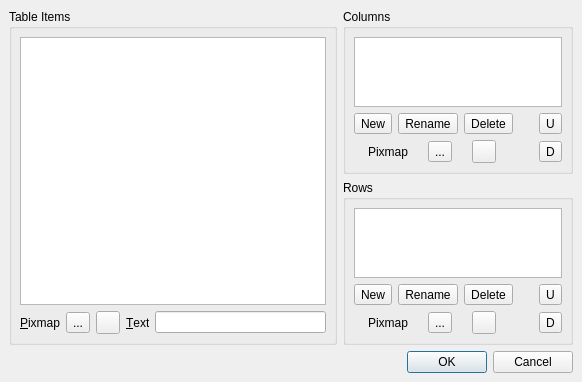
Above: qtopiacore/qt/tools/designer/src/components/taskmenu/tablewidgeteditor.ui from muromec/qtopia-ezx before the change. Below: the same form after it.
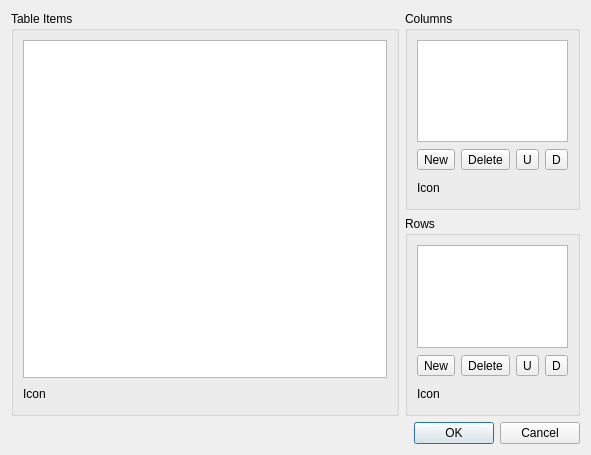
That is the form after the change. Custom widgets are drawn as their Qt base class.

Diff of the .ui file:
```diff
--- a/qtopiacore/qt/tools/designer/src/components/taskmenu/tablewidgeteditor.ui
+++ b/qtopiacore/qt/tools/designer/src/components/taskmenu/tablewidgeteditor.ui
@@ -47,313 +47,103 @@
    <rect>
     <x>0</x>
     <y>0</y>
-    <width>582</width>
-    <height>366</height>
+    <width>591</width>
+    <height>455</height>
    </rect>
   </property>
   <property name="windowTitle" >
    <string>Edit Table Widget</string>
   </property>
-  <layout class="QGridLayout" >
-   <property name="margin" >
-    <number>9</number>
-   </property>
-   <property name="spacing" >
-    <number>6</number>
-   </property>
-   <item row="2" column="0" colspan="2" >
-    <widget class="QDialogButtonBox" name="buttonBox" >
-     <property name="orientation" >
-      <enum>Qt::Horizontal</enum>
-     </property>
-     <property name="standardButtons" >
-      <set>QDialogButtonBox::Cancel|QDialogButtonBox::NoButton|QDialogButtonBox::Ok</set>
-     </property>
-    </widget>
-   </item>
-   <item row="1" column="1" >
-    <widget class="QGroupBox" name="rowsBox" >
-     <property name="title" >
-      <string>Rows</string>
-     </property>
-     <layout class="QGridLayout" >
-      <property name="margin" >
-       <number>8</number>
-      </property>
-      <property name="spacing" >
-       <number>6</number>
-      </property>
-      <item row="2" column="1" >
-       <widget class="QToolButton" name="moveRowDownButton" >
-        <property name="toolTip" >
-         <string>Move Row Down</string>
-        </property>
-        <property name="text" >
-         <string>D</string>
-        </property>
-       </widget>
-      </item>
-      <item row="1" column="1" >
-       <widget class="QToolButton" name="moveRowUpButton" >
-        <property name="toolTip" >
-         <string>Move Row Up</string>
-        </property>
-        <property name="text" >
-         <string>U</string>
-        </property>
-       </widget>
-      </item>
-      <item row="0" column="0" colspan="2" >
-       <widget class="QListWidget" name="rowsListWidget" >
-        <property name="sizePolicy" >
-         <sizepolicy>
-          <hsizetype>13</hsizetype>
-          <vsizetype>7</vsizetype>
-          <horstretch>0</horstretch>
-          <verstretch>0</verstretch>
-         </sizepolicy>
-        </property>
-        <property name="focusPolicy" >
-         <enum>Qt::TabFocus</enum>
-        </property>
-        <property name="toolTip" >
-         <string>Table Rows</string>
-        </property>
-       </widget>
-      </item>
-      <item row="1" column="0" >
-       <layout class="QHBoxLayout" >
-        <property name="margin" >
-         <number>0</number>
-        </property>
-        <property name="spacing" >
-         <number>6</number>
-        </property>
-        <item>
-         <widget class="QToolButton" name="newRowButton" >
-          <property name="toolTip" >
-           <string>New Row</string>
-          </property>
-          <property name="text" >
-           <string>New</string>
-          </property>
-         </widget>
-        </item>
-        <item>
-         <widget class="QToolButton" name="renameRowButton" >
-          <property name="toolTip" >
-           <string>Rename Row</string>
-          </property>
-          <property name="text" >
-           <string>Rename</string>
-          </property>
-         </widget>
-        </item>
-        <item>
-         <widget class="QToolButton" name="deleteRowButton" >
-          <property name="toolTip" >
-           <string>Delete Row</string>
-          </property>
-          <property name="text" >
-           <string>Delete</string>
-          </property>
-         </widget>
-        </item>
-        <item>
-         <spacer>
-          <property name="orientation" >
-           <enum>Qt::Horizontal</enum>
-          </property>
-          <property name="sizeType" >
-           <enum>QSizePolicy::Ignored</enum>
-          </property>
-          <property name="sizeHint" >
-           <size>
-            <width>20</width>
-            <height>10</height>
-           </size>
-          </property>
-         </spacer>
-        </item>
-       </layout>
-      </item>
-      <item row="2" column="0" >
-       <layout class="QHBoxLayout" >
-        <property name="margin" >
-         <number>0</number>
-        </property>
-        <property name="spacing" >
-         <number>6</number>
-        </property>
-        <item>
-         <widget class="QLabel" name="pixmapRowLabel" >
-          <property name="sizePolicy" >
-           <sizepolicy>
-            <hsizetype>0</hsizetype>
-            <vsizetype>5</vsizetype>
-            <horstretch>0</horstretch>
-            <verstretch>0</verstretch>
-           </sizepolicy>
-          </property>
-          <property name="text" >
-           <string>Pixmap</string>
-          </property>
-         </widget>
-        </item>
-        <item>
-         <widget class="QToolButton" name="previewPixmapRowButton" >
-          <property name="toolTip" >
-           <string>Set Row Pixmap</string>
-          </property>
-          <property name="text" >
-           <string>...</string>
-          </property>
-         </widget>
-        </item>
-        <item>
-         <widget class="QToolButton" name="deletePixmapRowButton" >
-          <property name="toolTip" >
-           <string>Reset Row Pixmap</string>
-          </property>
-          <property name="text" >
-           <string/>
-          </property>
-         </widget>
-        </item>
-        <item>
-         <spacer>
-          <property name="orientation" >
-           <enum>Qt::Horizontal</enum>
-          </property>
-          <property name="sizeType" >
-           <enum>QSizePolicy::Ignored</enum>
-          </property>
-          <property name="sizeHint" >
-           <size>
-            <width>20</width>
-            <height>10</height>
-           </size>
-          </property>
-         </spacer>
-        </item>
-       </layout>
-      </item>
-     </layout>
-    </widget>
-   </item>
-   <item rowspan="2" row="0" column="0" >
+  <layout class="QGridLayout" name="gridLayout_4" >
+   <item row="0" column="0" >
     <widget class="QGroupBox" name="itemsBox" >
      <property name="title" >
       <string>Table Items</string>
      </property>
-     <layout class="QGridLayout" >
-      <property name="margin" >
-       <number>8</number>
-      </property>
-      <property name="spacing" >
-       <number>6</number>
-      </property>
-      <item row="1" column="3" >
-       <widget class="QLabel" name="textLabel" >
-        <property name="sizePolicy" >
-         <sizepolicy>
-          <hsizetype>0</hsizetype>
-          <vsizetype>5</vsizetype>
-          <horstretch>0</horstretch>
-          <verstretch>0</verstretch>
-         </sizepolicy>
-        </property>
-        <property name="text" >
-         <string>&amp;Text</string>
-        </property>
-        <property name="buddy" >
-         <cstring>itemTextLineEdit</cstring>
-        </property>
-       </widget>
-      </item>
-      <item row="1" column="4" >
-       <widget class="QLineEdit" name="itemTextLineEdit" >
-        <property name="sizePolicy" >
-         <sizepolicy>
-          <hsizetype>7</hsizetype>
-          <vsizetype>4</vsizetype>
-          <horstretch>0</horstretch>
-          <verstretch>0</verstretch>
-         </sizepolicy>
-        </property>
-        <property name="toolTip" >
-         <string>Set Item Text</string>
-        </property>
-       </widget>
-      </item>
-      <item row="1" column="2" >
-       <widget class="QToolButton" name="deletePixmapItemButton" >
-        <property name="toolTip" >
-         <string>Reset Item Pixmap</string>
-        </property>
-        <property name="text" >
-         <string/>
-        </property>
-       </widget>
-      </item>
-      <item row="1" column="1" >
-       <widget class="QToolButton" name="previewPixmapItemButton" >
-        <property name="toolTip" >
-         <string>Set Item Pixmap</string>
-        </property>
-        <property name="text" >
-         <string>...</string>
-        </property>
-       </widget>
-      </item>
-      <item row="1" column="0" >
-       <widget class="QLabel" name="pixmapLabel" >
-        <property name="sizePolicy" >
-         <sizepolicy>
-          <hsizetype>0</hsizetype>
-          <vsizetype>5</vsizetype>
-          <horstretch>0</horstretch>
-          <verstretch>0</verstretch>
-         </sizepolicy>
-        </property>
-        <property name="text" >
-         <string>&amp;Pixmap</string>
-        </property>
-        <property name="buddy" >
-         <cstring>previewPixmapItemButton</cstring>
-        </property>
-       </widget>
-      </item>
-      <item row="0" column="0" colspan="5" >
+     <layout class="QGridLayout" name="gridLayout" >
+      <item row="0" column="0" >
        <widget class="QTableWidget" name="tableWidget" >
         <property name="toolTip" >
          <string>Table Items</string>
         </property>
        </widget>
       </item>
-     </layout>
+      <item row="1" column="0" >
+       <layout class="QHBoxLayout" name="horizontalLayout_5" >
+        <item>
+         <widget class="QLabel" name="label_3" >
+          <property name="text" >
+           <string>Icon</string>
+          </property>
+         </widget>
+        </item>
+        <item>
+         <widget class="qdesigner_internal::IconSelector" native="1" name="itemIconSelector" />
+        </item>
+        <item>
+         <spacer name="horizontalSpacer" >
+          <property name="orientation" >
+           <enum>Qt::Horizontal</enum>
+          </property>
+          <property name="sizeHint" stdset="0" >
+           <size>
+            <width>40</width>
+            <height>20</height>
+           </size>
+          </property>
+         </spacer>
+        </item>
+       </layout>
+      </item>
+     </layout>
+    </widget>
+   </item>
+   <item row="1" column="0" colspan="2" >
+    <widget class="QDialogButtonBox" name="buttonBox" >
+     <property name="orientation" >
+      <enum>Qt::Horizontal</enum>
+     </property>
+     <property name="standardButtons" >
+      <set>QDialogButtonBox::Cancel|QDialogButtonBox::Ok</set>
+     </property>
     </widget>
    </item>
    <item row="0" column="1" >
+    <widget class="QWidget" native="1" name="widget" >
+     <property name="sizePolicy" >
+      <sizepolicy vsizetype="Preferred" hsizetype="Fixed" >
+       <horstretch>0</horstretch>
+       <verstretch>0</verstretch>
+      </sizepolicy>
+     </property>
+     <layout class="QVBoxLayout" name="verticalLayout" >
+      <property name="margin" >
+       <number>0</number>
+      </property>
+      <item>
     <widget class="QGroupBox" name="columnsBox" >
      <property name="title" >
       <string>Columns</string>
      </property>
-     <layout class="QGridLayout" >
-      <property name="margin" >
-       <number>8</number>
-      </property>
-      <property name="spacing" >
-       <number>6</number>
-      </property>
+        <layout class="QGridLayout" name="gridLayout_2" >
+         <item row="0" column="0" >
+          <widget class="QListWidget" name="columnsListWidget" >
+           <property name="sizePolicy" >
+            <sizepolicy vsizetype="Expanding" hsizetype="Ignored" >
+             <horstretch>0</horstretch>
+             <verstretch>0</verstretch>
+            </sizepolicy>
+           </property>
+           <property name="focusPolicy" >
+            <enum>Qt::TabFocus</enum>
+           </property>
+           <property name="toolTip" >
+            <string>Table Columns</string>
+           </property>
+          </widget>
+         </item>
       <item row="1" column="0" >
-       <layout class="QHBoxLayout" >
-        <property name="margin" >
-         <number>0</number>
-        </property>
-        <property name="spacing" >
-         <number>6</number>
-        </property>
+          <layout class="QHBoxLayout" name="horizontalLayout_3" >
         <item>
          <widget class="QToolButton" name="newColumnButton" >
           <property name="toolTip" >
@@ -364,16 +154,6 @@
           </property>
          </widget>
         </item>
-        <item>
-         <widget class="QToolButton" name="renameColumnButton" >
-          <property name="toolTip" >
-           <string>Rename Column</string>
-          </property>
-          <property name="text" >
-           <string>Rename</string>
-          </property>
-         </widget>
-        </item>
         <item>
          <widget class="QToolButton" name="deleteColumnButton" >
           <property name="toolTip" >
@@ -389,20 +169,15 @@
           <property name="orientation" >
            <enum>Qt::Horizontal</enum>
           </property>
-          <property name="sizeType" >
-           <enum>QSizePolicy::Ignored</enum>
-          </property>
-          <property name="sizeHint" >
+             <property name="sizeHint" stdset="0" >
            <size>
-            <width>20</width>
-            <height>10</height>
+               <width>0</width>
+               <height>23</height>
            </size>
           </property>
          </spacer>
         </item>
-       </layout>
-      </item>
-      <item row="1" column="1" >
+           <item>
        <widget class="QToolButton" name="moveColumnUpButton" >
         <property name="toolTip" >
          <string>Move Column Up</string>
@@ -412,7 +187,7 @@
         </property>
        </widget>
       </item>
-      <item row="2" column="1" >
+           <item>
        <widget class="QToolButton" name="moveColumnDownButton" >
         <property name="toolTip" >
          <string>Move Column Down</string>
@@ -422,12 +197,48 @@
         </property>
        </widget>
       </item>
-      <item row="0" column="0" colspan="2" >
-       <widget class="QListWidget" name="columnsListWidget" >
+          </layout>
+         </item>
+         <item row="2" column="0" >
+          <layout class="QHBoxLayout" name="horizontalLayout_2" >
+           <item>
+            <widget class="QLabel" name="label" >
+             <property name="text" >
+              <string>Icon</string>
+             </property>
+            </widget>
+           </item>
+           <item>
+            <widget class="qdesigner_internal::IconSelector" native="1" name="columnIconSelector" />
+           </item>
+           <item>
+            <spacer>
+             <property name="orientation" >
+              <enum>Qt::Horizontal</enum>
+             </property>
+             <property name="sizeHint" stdset="0" >
+              <size>
+               <width>0</width>
+               <height>21</height>
+              </size>
+             </property>
+            </spacer>
+           </item>
+          </layout>
+         </item>
+        </layout>
+       </widget>
+      </item>
+      <item>
+       <widget class="QGroupBox" name="rowsBox" >
+        <property name="title" >
+         <string>Rows</string>
+        </property>
+        <layout class="QGridLayout" name="gridLayout_3" >
+         <item row="0" column="0" >
+          <widget class="QListWidget" name="rowsListWidget" >
         <property name="sizePolicy" >
-         <sizepolicy>
-          <hsizetype>13</hsizetype>
-          <vsizetype>7</vsizetype>
+            <sizepolicy vsizetype="Expanding" hsizetype="Ignored" >
           <horstretch>0</horstretch>
           <verstretch>0</verstretch>
          </sizepolicy>
@@ -440,61 +251,84 @@
         </property>
        </widget>
       </item>
+         <item row="1" column="0" >
+          <layout class="QHBoxLayout" name="horizontalLayout_4" >
+           <item>
+            <widget class="QToolButton" name="newRowButton" >
+             <property name="toolTip" >
+              <string>New Row</string>
+             </property>
+             <property name="text" >
+              <string>New</string>
+             </property>
+            </widget>
+           </item>
+           <item>
+            <widget class="QToolButton" name="deleteRowButton" >
+             <property name="toolTip" >
+              <string>Delete Row</string>
+             </property>
+             <property name="text" >
+              <string>Delete</string>
+             </property>
+            </widget>
+           </item>
+           <item>
+            <spacer>
+             <property name="orientation" >
+              <enum>Qt::Horizontal</enum>
+             </property>
+             <property name="sizeHint" stdset="0" >
+              <size>
+               <width>0</width>
+               <height>23</height>
+              </size>
+             </property>
+            </spacer>
+           </item>
+           <item>
+            <widget class="QToolButton" name="moveRowUpButton" >
+             <property name="toolTip" >
+              <string>Move Row Up</string>
+             </property>
+             <property name="text" >
+              <string>U</string>
+             </property>
+            </widget>
+           </item>
+           <item>
+            <widget class="QToolButton" name="moveRowDownButton" >
+             <property name="toolTip" >
+              <string>Move Row Down</string>
+             </property>
+             <property name="text" >
+              <string>D</string>
+             </property>
+            </widget>
+           </item>
+          </layout>
+         </item>
       <item row="2" column="0" >
-       <layout class="QHBoxLayout" >
-        <property name="margin" >
-         <number>0</number>
-        </property>
-        <property name="spacing" >
-         <number>6</number>
-        </property>
+          <layout class="QHBoxLayout" name="horizontalLayout" >
         <item>
-         <widget class="QLabel" name="pixmapColumnLabel" >
-          <property name="sizePolicy" >
-           <sizepolicy>
-            <hsizetype>0</hsizetype>
-            <vsizetype>5</vsizetype>
-            <horstretch>0</horstretch>
-            <verstretch>0</verstretch>
-           </sizepolicy>
-          </property>
+            <widget class="QLabel" name="label_2" >
           <property name="text" >
-           <string>Pixmap</string>
+              <string>Icon</string>
           </property>
          </widget>
         </item>
         <item>
-         <widget class="QToolButton" name="previewPixmapColumnButton" >
-          <property name="toolTip" >
-           <string>Set Column Pixmap</string>
-          </property>
-          <property name="text" >
-           <string>...</string>
-          </property>
-         </widget>
-        </item>
-        <item>
-         <widget class="QToolButton" name="deletePixmapColumnButton" >
-          <property name="toolTip" >
-           <string>Reset Column Pixmap</string>
-          </property>
-          <property name="text" >
-           <string/>
-          </property>
-         </widget>
+            <widget class="qdesigner_internal::IconSelector" native="1" name="rowIconSelector" />
         </item>
         <item>
          <spacer>
           <property name="orientation" >
            <enum>Qt::Horizontal</enum>
           </property>
-          <property name="sizeType" >
-           <enum>QSizePolicy::Ignored</enum>
-          </property>
-          <property name="sizeHint" >
+             <property name="sizeHint" stdset="0" >
            <size>
-            <width>20</width>
-            <height>10</height>
+               <width>0</width>
+               <height>21</height>
            </size>
           </property>
          </spacer>
@@ -506,6 +340,20 @@
    </item>
   </layout>
  </widget>
+   </item>
+  </layout>
+  <zorder>itemsBox</zorder>
+  <zorder>buttonBox</zorder>
+  <zorder>widget</zorder>
+ </widget>
+ <customwidgets>
+  <customwidget>
+   <class>qdesigner_internal::IconSelector</class>
+   <extends>QWidget</extends>
+   <header>iconselector_p.h</header>
+   <container>1</container>
+  </customwidget>
+ </customwidgets>
  <tabstops>
   <tabstop>tableWidget</tabstop>
   <tabstop>previewPixmapItemButton</tabstop>
```
Left out of the diff: 67 changed lines with no effect on the pictures. Lines whose indentation alone changed are shown as unchanged.
